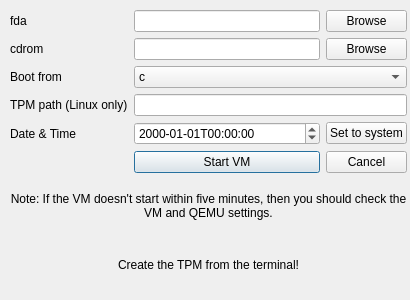
The window that ui/StartVM.ui (Tech-FZ/EmuGUI) describes before a commit, drawn with Qt 5.
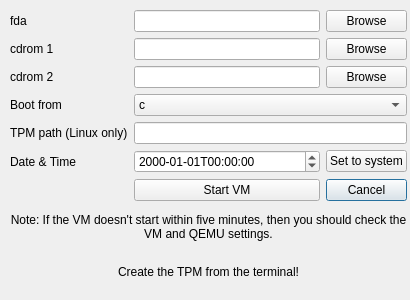
The same window after the commit.

Patch:
```diff
--- a/ui/StartVM.ui
+++ b/ui/StartVM.ui
@@ -38,51 +38,58 @@
     </rect>
    </property>
    <layout class="QGridLayout" name="gridLayout">
-    <item row="7" column="1">
-     <widget class="QPushButton" name="pushButton_3">
-      <property name="text">
-       <string>Start VM</string>
-      </property>
-     </widget>
-    </item>
-    <item row="1" column="2">
-     <widget class="QPushButton" name="pushButton">
-      <property name="text">
-       <string>Browse</string>
-      </property>
-     </widget>
-    </item>
-    <item row="6" column="1">
-     <widget class="QDateTimeEdit" name="dateTimeEdit">
-      <property name="displayFormat">
-       <string>yyyy-MM-ddThh:mm:ss</string>
-      </property>
-     </widget>
-    </item>
-    <item row="5" column="1" colspan="2">
-     <widget class="QLineEdit" name="lineEdit_3"/>
-    </item>
     <item row="5" column="0">
-     <widget class="QLabel" name="label_6">
+     <widget class="QLabel" name="label_3">
       <property name="text">
-       <string>TPM path (Linux only)</string>
+       <string>Boot from</string>
       </property>
      </widget>
     </item>
     <item row="2" column="0">
      <widget class="QLabel" name="label_2">
       <property name="text">
-       <string>cdrom</string>
+       <string>cdrom 1</string>
       </property>
      </widget>
     </item>
-    <item row="6" column="2">
-     <widget class="QPushButton" name="pushButton_5">
+    <item row="6" column="0">
+     <widget class="QLabel" name="label_6">
       <property name="text">
-       <string>Set to system</string>
+       <string>TPM path (Linux only)</string>
       </property>
      </widget>
     </item>
+    <item row="8" column="2">
+     <widget class="QPushButton" name="pushButton_4">
+      <property name="text">
+       <string>Cancel</string>
+      </property>
+     </widget>
+    </item>
+    <item row="5" column="1" colspan="2">
+     <widget class="QComboBox" name="comboBox">
+      <item>
+       <property name="text">
+        <string>c</string>
+       </property>
+      </item>
+      <item>
+       <property name="text">
+        <string>a</string>
+       </property>
+      </item>
+      <item>
+       <property name="text">
+        <string>d</string>
+       </property>
+      </item>
+      <item>
+       <property name="text">
+        <string>Let QEMU decide</string>
+       </property>
+      </item>
+     </widget>
+    </item>
     <item row="2" column="2">
      <widget class="QPushButton" name="pushButton_2">
       <property name="text">
@@ -90,15 +97,22 @@
       </property>
      </widget>
     </item>
-    <item row="6" column="0">
+    <item row="7" column="0">
      <widget class="QLabel" name="label_4">
       <property name="text">
        <string>Date &amp; Time</string>
       </property>
      </widget>
     </item>
-    <item row="1" column="1">
-     <widget class="QLineEdit" name="lineEdit"/>
+    <item row="7" column="1">
+     <widget class="QDateTimeEdit" name="dateTimeEdit">
+      <property name="displayFormat">
+       <string>yyyy-MM-ddThh:mm:ss</string>
+      </property>
+     </widget>
+    </item>
+    <item row="2" column="1">
+     <widget class="QLineEdit" name="lineEdit_2"/>
     </item>
     <item row="1" column="0">
      <widget class="QLabel" name="label">
@@ -107,37 +121,24 @@
       </property>
      </widget>
     </item>
-    <item row="8" column="0" colspan="3">
-     <widget class="QLabel" name="label_5">
-      <property name="text">
-       <string>Note: If the VM doesn't start within five minutes, then you should check the VM and QEMU settings.</string>
-      </property>
-      <property name="alignment">
-       <set>Qt::AlignCenter</set>
-      </property>
-      <property name="wordWrap">
-       <bool>true</bool>
-      </property>
-     </widget>
-    </item>
-    <item row="4" column="0">
-     <widget class="QLabel" name="label_3">
-      <property name="text">
-       <string>Boot from</string>
-      </property>
-     </widget>
-    </item>
-    <item row="2" column="1">
-     <widget class="QLineEdit" name="lineEdit_2"/>
+    <item row="6" column="1" colspan="2">
+     <widget class="QLineEdit" name="lineEdit_3"/>
     </item>
     <item row="7" column="2">
-     <widget class="QPushButton" name="pushButton_4">
+     <widget class="QPushButton" name="pushButton_5">
       <property name="text">
-       <string>Cancel</string>
+       <string>Set to system</string>
       </property>
      </widget>
     </item>
-    <item row="9" column="0" colspan="3">
+    <item row="8" column="1">
+     <widget class="QPushButton" name="pushButton_3">
+      <property name="text">
+       <string>Start VM</string>
+      </property>
+     </widget>
+    </item>
+    <item row="10" column="0" colspan="3">
      <widget class="QLabel" name="label_7">
       <property name="text">
        <string>Create the TPM from the terminal!</string>
@@ -150,28 +151,44 @@
       </property>
      </widget>
     </item>
-    <item row="4" column="1" colspan="2">
-     <widget class="QComboBox" name="comboBox">
-      <item>
-       <property name="text">
-        <string>c</string>
-       </property>
-      </item>
-      <item>
-       <property name="text">
-        <string>a</string>
-       </property>
-      </item>
-      <item>
-       <property name="text">
-        <string>d</string>
-       </property>
-      </item>
-      <item>
-       <property name="text">
-        <string>Let QEMU decide</string>
-       </property>
-      </item>
+    <item row="1" column="1">
+     <widget class="QLineEdit" name="lineEdit"/>
+    </item>
+    <item row="4" column="0">
+     <widget class="QLabel" name="label_8">
+      <property name="text">
+       <string>cdrom 2</string>
+      </property>
+     </widget>
+    </item>
+    <item row="1" column="2">
+     <widget class="QPushButton" name="pushButton">
+      <property name="text">
+       <string>Browse</string>
+      </property>
+     </widget>
+    </item>
+    <item row="9" column="0" colspan="3">
+     <widget class="QLabel" name="label_5">
+      <property name="text">
+       <string>Note: If the VM doesn't start within five minutes, then you should check the VM and QEMU settings.</string>
+      </property>
+      <property name="alignment">
+       <set>Qt::AlignCenter</set>
+      </property>
+      <property name="wordWrap">
+       <bool>true</bool>
+      </property>
+     </widget>
+    </item>
+    <item row="4" column="1">
+     <widget class="QLineEdit" name="lineEdit_4"/>
+    </item>
+    <item row="4" column="2">
+     <widget class="QPushButton" name="pushButton_6">
+      <property name="text">
+       <string>Browse</string>
+      </property>
      </widget>
     </item>
    </layout>
```
Left out of the diff: 2 changed lines with no effect on the pictures.
